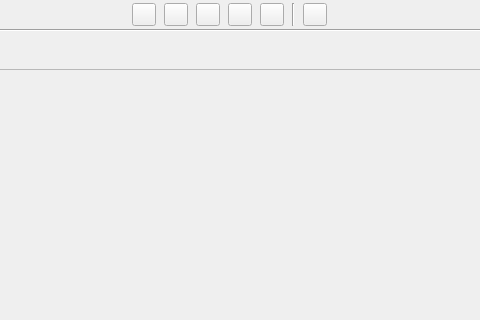
The window that ui/characters_view.ui (zkovari/plotlyst) describes before a commit, drawn with Qt 5; both pictures show x 146 to 626 and y 0 to 320 of the 751 by 636 pixel window.
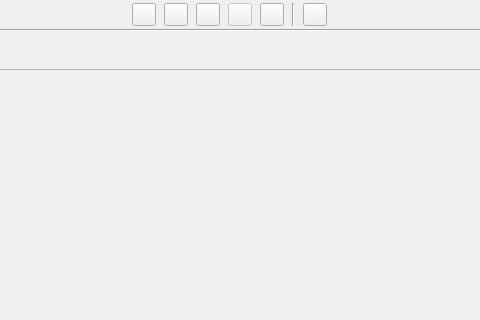
The same window after the commit. The open tabs and pages were chosen to show the change. Custom widgets are drawn as their Qt base class.

Commit message: Disable characters network view

What changed in the file:
```diff
--- a/ui/characters_view.ui
+++ b/ui/characters_view.ui
@@ -165,6 +165,9 @@
           </item>
           <item>
            <widget class="QToolButton" name="btnRelationsView">
+            <property name="enabled">
+             <bool>false</bool>
+            </property>
             <property name="cursor">
              <cursorShape>PointingHandCursor</cursorShape>
             </property>
```
Left out of the diff: 4 changed lines with no effect on the pictures.
